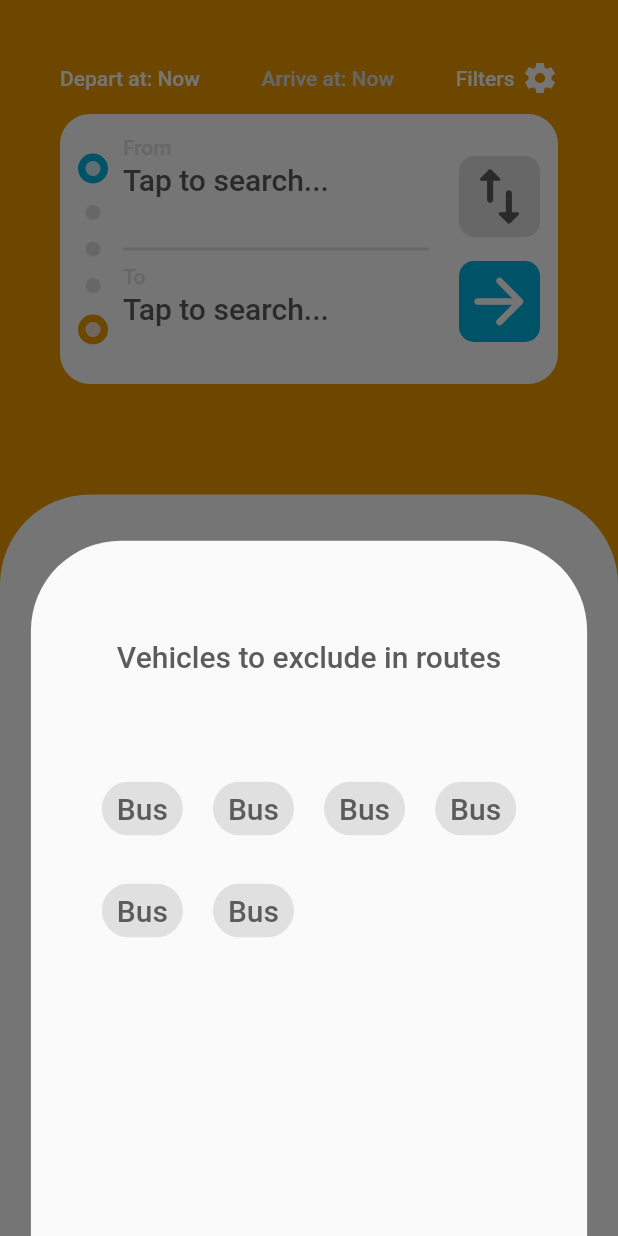
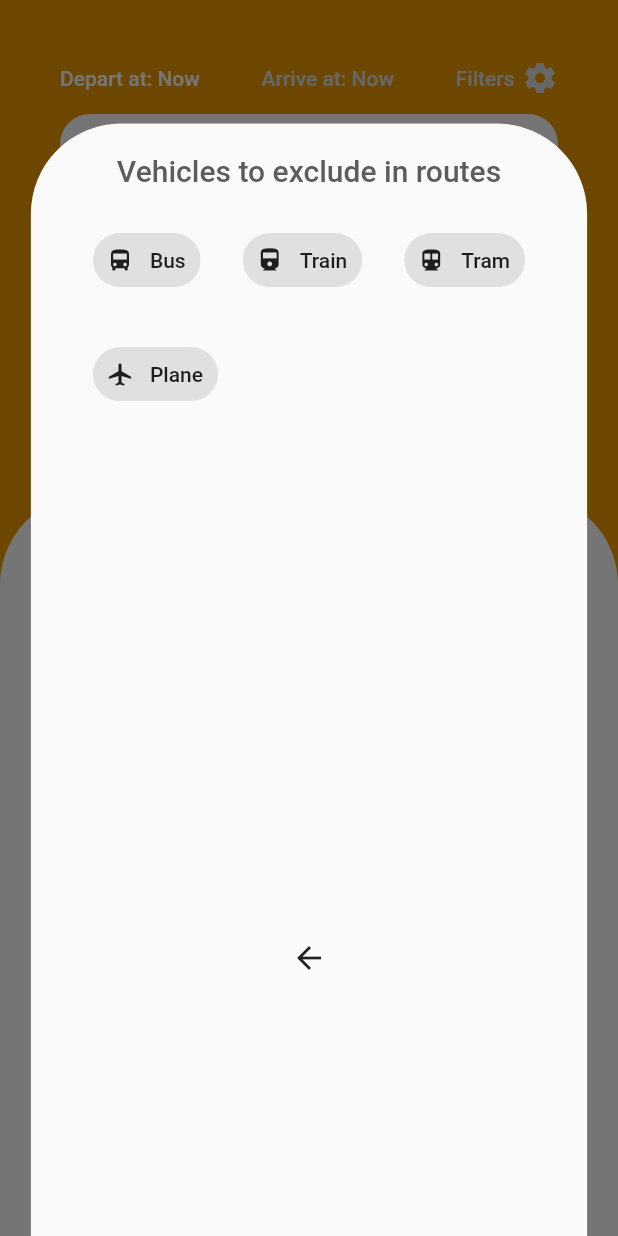
Before and after one commit to eleven3000/Lanes, a Flutter app: the screen it shows after launch, after a tap on "Filters", on a phone screen of 412 x 824 dp. Run offline on Flutter 3.47's test engine with Material 2 defaults, Android fonts, the phone set to English and light mode, and no system bars; drawn by our look-alikes of dropdown_search; our stand-ins replace auto_size_text, chopper, flutter_riverpod, flutter_spinkit, hive, hive_flutter and 1 more; accounts and stored records are empty; generated files the repository leaves out were written again.

Commit message:
filter v2

```diff
--- /dev/null
+++ b/lib/models/mot_type.dart
@@ -0,0 +1,55 @@
+import 'package:flutter/material.dart';
+
+final MOTBUS = MOTType(name: "Bus", icon: Icons.directions_bus,);
+final MOTTRAIN = MOTType(name: "Train", icon: Icons.directions_train);
+final MOTTRAM = MOTType(name: "Tram", icon: Icons.directions_subway);
+final MOTPLANE = MOTType(name: "Plane", icon: Icons.local_airport);
+
+final _motTypeMap = {
+  0 : MOTBUS,
+  1 : MOTBUS,
+  2 : MOTTRAIN,
+  3 : MOTTRAM,
+  4 : MOTPLANE
+};
+
+Map<int, MOTType> getMOTTypeMap(){
+  return _motTypeMap;
+}
+
+List<MOTType> getMOTTypes(){
+  return _motTypeMap.values.toSet().toList();
+}
+
+List<int> getAllMOTTypeIdsForType(MOTType motType){
+  var list = <int>[];
+  _motTypeMap.forEach((key, value) {
+    if(value == motType){
+      list.add(key);
+    }
+    });
+  return list;
+}
+
+class MOTType{
+  final String name;
+  final IconData icon;
+
+  MOTType({required this.name, required this.icon});
+
+@override
+bool operator ==(Object other) {
+  if (identical(this, other))
+    return true;
+  if (other.runtimeType != runtimeType)
+    return false;
+  return other is MOTType
+      && other.name == name
+      && other.icon == icon;
+  }
+
+  @override
+  String toString() {
+    return name;
+  }
+}
--- a/lib/models/routeParameters.dart
+++ b/lib/models/routeParameters.dart
@@ -1,5 +1,6 @@
 import 'package:flutter/material.dart';
 import 'package:flutter_riverpod/flutter_riverpod.dart';
+import 'package:lanes/models/mot_type.dart';
 import 'package:lanes/models/stop.dart';
 
 final routeParametersProvider = StateProvider<RouteParameters>((ref) => RouteParameters());
@@ -9,8 +10,9 @@ class RouteParameters {
   Stop? to;
   DateTime? departAt;
   DateTime? arriveAt;
+  List<MOTType>? filteredTypes;
 
-  RouteParameters({this.from, this.to, this.departAt, this.arriveAt});
+  RouteParameters({this.from, this.to, this.departAt, this.arriveAt, this.filteredTypes});
 }
 
 Future<DateTime?> showDateTimePicker({required BuildContext context,
--- /dev/null
+++ b/lib/widgets/extra_filter_sheet.dart
@@ -0,0 +1,88 @@
+import 'package:flutter/material.dart';
+import 'package:lanes/models/mot_type.dart';
+import 'package:lanes/style/style.dart';
+
+class ExtraFilterSheet extends StatefulWidget {
+  List<MOTType>? filteredTypes;
+   ExtraFilterSheet({
+    this.filteredTypes,
+    Key? key,
+  }) : super(key: key);
+
+  @override
+  State<ExtraFilterSheet> createState() => _ExtraFilterSheetState();
+}
+
+class _ExtraFilterSheetState extends State<ExtraFilterSheet> {
+  late List<MOTType> _filtersSet;
+
+  @override
+  void initState() {
+    _filtersSet = widget.filteredTypes ?? [];
+    super.initState();
+  }
+
+  Iterable<Widget> get motFilterWidgets sync* {
+    for (final type in getMOTTypes()) {
+      yield Padding(
+        padding: const EdgeInsets.all(4.0),
+        child: FilterChip(
+          backgroundColor: lightGrey,
+                  selectedColor: lightBlue,
+                  labelPadding: EdgeInsets.symmetric(
+                      vertical: 2.0, horizontal: 6.0),
+          avatar: Icon(type.icon),
+          label: Text(type.name),
+          selected: _filtersSet.contains(type),
+          onSelected: (bool value) {
+            setState(() {
+              if (value) {
+                _filtersSet.add(type);
+              } else {
+                _filtersSet.remove(type);
+              }
+            });
+          },
+        ),
+      );
+    }
+  }
+
+  @override
+  Widget build(BuildContext context) {
+    return Container(
+      child: Column(
+        mainAxisAlignment: MainAxisAlignment.spaceBetween,
+        children: [
+          Expanded(
+              child: Column(
+                children: [
+                  Padding(
+                    padding: const EdgeInsets.all(20.0),
+                    child: Center(
+                      child: Text( "Vehicles to exclude in routes",style: largeDarkGrey,),
+          ),
+                  ),
+          Padding(
+            padding: const EdgeInsets.symmetric(horizontal: 20),
+            child: Wrap(
+              spacing: 20,
+              runSpacing: 20,
+              children:
+                motFilterWidgets.toList()
+            ),
+          )
+                ],
+              )),
+          Expanded(child: Container(
+            child: BackButton(
+              onPressed: (){
+                Navigator.pop(context, _filtersSet);
+              },
+            ),
+          ))
+        ],
+      ),
+    );
+  }
+}
--- a/lib/widgets/filter_row.dart
+++ b/lib/widgets/filter_row.dart
@@ -1,8 +1,11 @@
 import 'package:flutter/material.dart';
 import 'package:flutter_riverpod/flutter_riverpod.dart';
 import 'package:intl/intl.dart';
+import 'package:lanes/models/mot_type.dart';
 import 'package:lanes/models/routeParameters.dart';
 import 'package:lanes/style/style.dart';
+
+import 'extra_filter_sheet.dart';
 
 class FilterColumn extends ConsumerStatefulWidget {
   const FilterColumn({
@@ -96,13 +99,14 @@ class _FilterColumnState extends ConsumerState<FilterColumn> {
               )
             ],
           ),
-          onTap: () {
+          onTap: () async{
             double height = MediaQuery.of(context).size.height;
             double width = MediaQuery.of(context).size.width;
             showModalBottomSheet(
+              isScrollControlled: true,
               context: context,
               constraints: BoxConstraints(
-                  maxHeight: height * 0.8, maxWidth: width * 0.9),
+                  maxHeight: height * 0.9, maxWidth: width * 0.9),
               shape: RoundedRectangleBorder(
                 borderRadius: BorderRadius.only(
                   topLeft: Radius.circular(60),
@@ -110,101 +114,20 @@ class _FilterColumnState extends ConsumerState<FilterColumn> {
                 ),
               ),
               builder: (context) {
-                return Container(
-                  child: Column(
-                    mainAxisAlignment: MainAxisAlignment.spaceBetween,
-                    children: [
-                      Expanded(
-                          child: Center(
-                        child: Text(
-                          "Vehicles to exclude in routes",
-                          style: largeDarkGrey,
-                        ),
-                      )),
-                      Expanded(
-                          child: Padding(
-                        padding: const EdgeInsets.symmetric(horizontal: 20),
-                        child: Wrap(
-                          spacing: 20,
-                          runSpacing: 20,
-                          children: [
-                            FilterChip(
-                              label: Text(
-                                "Bus",
-                                style: largeDarkGrey,
-                              ),
-                              backgroundColor: lightGrey,
-                              selectedColor: lightBlue,
-                              labelPadding: EdgeInsets.symmetric(
-                                  vertical: 2.0, horizontal: 6.0),
-                              onSelected: (value) {},
-                            ),
-                            FilterChip(
-                              label: Text(
-                                "Bus",
-                                style: largeDarkGrey,
-                              ),
-                              backgroundColor: lightGrey,
-                              selectedColor: lightBlue,
-                              labelPadding: EdgeInsets.symmetric(
-                                  vertical: 2.0, horizontal: 6.0),
-                              onSelected: (value) {},
-                            ),
-                            FilterChip(
-                              label: Text(
-                                "Bus",
-                                style: largeDarkGrey,
-                              ),
-                              backgroundColor: lightGrey,
-                              selectedColor: lightBlue,
-                              labelPadding: EdgeInsets.symmetric(
-                                  vertical: 2.0, horizontal: 6.0),
-                              onSelected: (value) {},
-                            ),
-                            FilterChip(
-                              label: Text(
-                                "Bus",
-                                style: largeDarkGrey,
-                              ),
-                              backgroundColor: lightGrey,
-                              selectedColor: lightBlue,
-                              labelPadding: EdgeInsets.symmetric(
-                                  vertical: 2.0, horizontal: 6.0),
-                              onSelected: (value) {},
-                            ),
-                            FilterChip(
-                              label: Text(
-                                "Bus",
-                                style: largeDarkGrey,
-                              ),
-                              backgroundColor: lightGrey,
-                              selectedColor: lightBlue,
-                              labelPadding: EdgeInsets.symmetric(
-                                  vertical: 2.0, horizontal: 6.0),
-                              onSelected: (value) {},
-                            ),
-                            FilterChip(
-                              label: Text(
-                                "Bus",
-                                style: largeDarkGrey,
-                              ),
-                              backgroundColor: lightGrey,
-                              selectedColor: lightBlue,
-                              labelPadding: EdgeInsets.symmetric(
-                                  vertical: 2.0, horizontal: 6.0),
-                              onSelected: (value) {},
-                            ),
-                          ],
-                        ),
-                      )),
-                      Expanded(child: Container())
-                    ],
-                  ),
-                );
+                return ExtraFilterSheet(filteredTypes: params.filteredTypes,);
               },
-            );
-            setState(() {
-              enabled[2] = !enabled[2];
+            ).then((value) {
+              print(value);
+              setState(() {
+                if(value is List<MOTType> && value.isNotEmpty){
+                  params.filteredTypes = value;
+                  enabled[2] = true;
+                }
+                else{
+                  params.filteredTypes = null;
+                  enabled[2] = false;
+               }
+              });
             });
           },
         )
```
